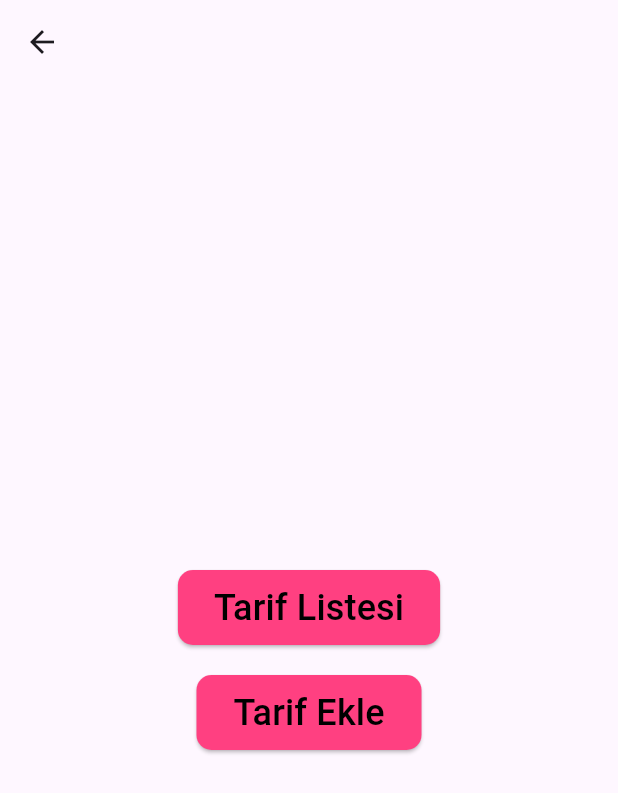
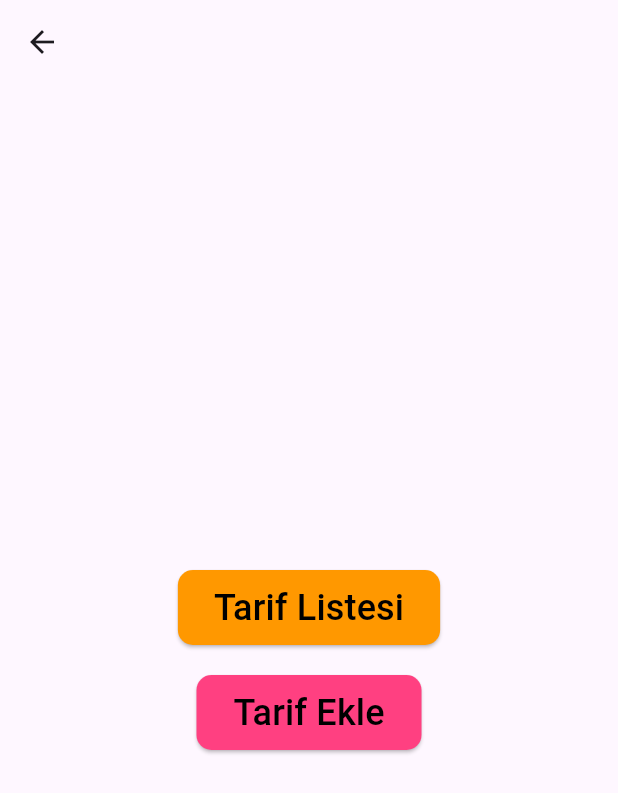
Before and after one commit to dilara-karaca/proje, a Flutter app: the IkinciSayfa screen opened directly, on a phone screen of 412 x 824 dp. Shown: the top 793 px of the screen. Run offline on Flutter 3.47's test engine with Material 3 defaults, Android fonts, the phone set to English and light mode, and no system bars.

Commit message:
rengi değiştirdim

```diff
--- a/lib/ikinci_sayfa.dart
+++ b/lib/ikinci_sayfa.dart
@@ -15,7 +15,7 @@ class IkinciSayfa extends StatelessWidget {
           children: [
             ElevatedButton(
               style: ElevatedButton.styleFrom(
-                primary: Colors.pinkAccent,
+                backgroundColor: Colors.orange,
                 shape: RoundedRectangleBorder(
                   borderRadius: BorderRadius.circular(10),
                 ),
@@ -40,7 +40,7 @@ class IkinciSayfa extends StatelessWidget {
             ),
             ElevatedButton(
               style: ElevatedButton.styleFrom(
-                primary: Colors.pinkAccent,
+                backgroundColor: Colors.pinkAccent,
                 shape: RoundedRectangleBorder(
                   borderRadius: BorderRadius.circular(10),
                 ),
```
Also changed, not shown: pubspec.lock.
